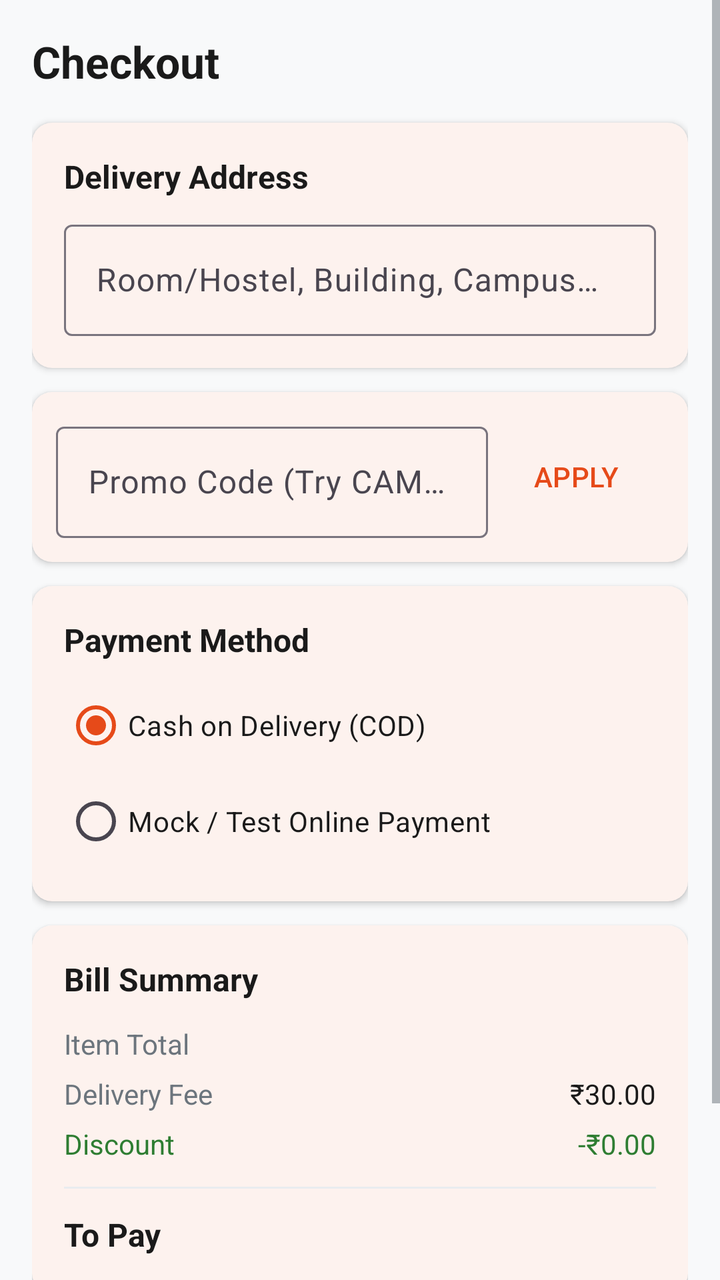
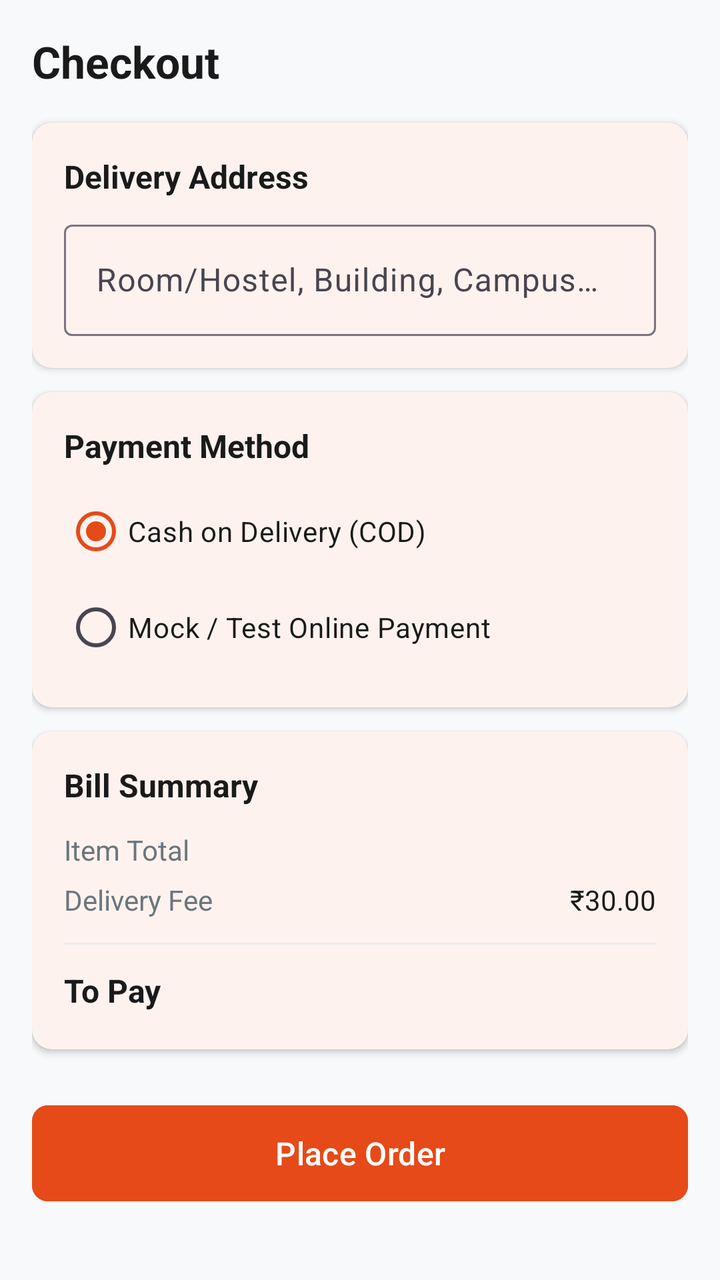

Compare the two renders of this Android layout. The source of the first and the diff that turns it into the second are given below.
<!-- AndroidManifest.xml: application theme Theme.FoodApplication -->
<!-- res/layout/activity_checkout.xml -->
<?xml version="1.0" encoding="utf-8"?>
<ScrollView xmlns:android="http://schemas.android.com/apk/res/android"
    xmlns:app="http://schemas.android.com/apk/res-auto"
    android:id="@+id/mainRoot"
    android:layout_width="match_parent"
    android:layout_height="match_parent"
    android:fillViewport="true"
    android:background="@color/bg_light">

    <LinearLayout
        android:layout_width="match_parent"
        android:layout_height="wrap_content"
        android:orientation="vertical"
        android:padding="16dp">

        <TextView
            android:layout_width="wrap_content"
            android:layout_height="wrap_content"
            android:text="Checkout"
            android:textColor="@color/text_dark"
            android:textSize="22sp"
            android:textStyle="bold" />

        
        <com.google.android.material.card.MaterialCardView
            android:layout_width="match_parent"
            android:layout_height="wrap_content"
            android:layout_marginTop="16dp"
            app:cardBackgroundColor="@color/card_bg"
            app:cardCornerRadius="10dp"
            app:cardElevation="2dp"
            app:strokeWidth="0dp">

            <LinearLayout
                android:layout_width="match_parent"
                android:layout_height="wrap_content"
                android:orientation="vertical"
                android:padding="16dp">

                <TextView
                    android:layout_width="wrap_content"
                    android:layout_height="wrap_content"
                    android:text="Delivery Address"
                    android:textColor="@color/text_dark"
                    android:textSize="16sp"
                    android:textStyle="bold" />

                <com.google.android.material.textfield.TextInputLayout
                    style="@style/Widget.Material3.TextInputLayout.OutlinedBox"
                    android:layout_width="match_parent"
                    android:layout_height="wrap_content"
                    android:layout_marginTop="8dp"
                    android:hint="Room/Hostel, Building, Campus Block">

                    <com.google.android.material.textfield.TextInputEditText
                        android:id="@+id/etAddress"
                        android:layout_width="match_parent"
                        android:layout_height="wrap_content"
                        android:textColor="@color/text_dark"
                        android:inputType="textPostalAddress" />
                </com.google.android.material.textfield.TextInputLayout>

            </LinearLayout>

        </com.google.android.material.card.MaterialCardView>

        
        <com.google.android.material.card.MaterialCardView
            android:layout_width="match_parent"
            android:layout_height="wrap_content"
            android:layout_marginTop="12dp"
            app:cardBackgroundColor="@color/card_bg"
            app:cardCornerRadius="10dp"
            app:cardElevation="2dp"
            app:strokeWidth="0dp">

            <LinearLayout
                android:layout_width="match_parent"
                android:layout_height="wrap_content"
                android:gravity="center_vertical"
                android:orientation="horizontal"
                android:padding="12dp">

                <com.google.android.material.textfield.TextInputLayout
                    style="@style/Widget.Material3.TextInputLayout.OutlinedBox"
                    android:layout_width="0dp"
                    android:layout_height="wrap_content"
                    android:layout_weight="1"
                    android:hint="Promo Code (Try CAMPUS50)">

                    <com.google.android.material.textfield.TextInputEditText
                        android:id="@+id/etCoupon"
                        android:layout_width="match_parent"
                        android:layout_height="wrap_content"
                        android:textColor="@color/text_dark"
                        android:inputType="textCapCharacters" />
                </com.google.android.material.textfield.TextInputLayout>

                <Button
                    android:id="@+id/btnApplyCoupon"
                    style="@style/Widget.Material3.Button.TextButton"
                    android:layout_width="wrap_content"
                    android:layout_height="wrap_content"
                    android:text="APPLY"
                    android:textColor="@color/primary" />

            </LinearLayout>

        </com.google.android.material.card.MaterialCardView>

        
        <com.google.android.material.card.MaterialCardView
            android:layout_width="match_parent"
            android:layout_height="wrap_content"
            android:layout_marginTop="12dp"
            app:cardBackgroundColor="@color/card_bg"
            app:cardCornerRadius="10dp"
            app:cardElevation="2dp"
            app:strokeWidth="0dp">

            <LinearLayout
                android:layout_width="match_parent"
                android:layout_height="wrap_content"
                android:orientation="vertical"
                android:padding="16dp">

                <TextView
                    android:layout_width="wrap_content"
                    android:layout_height="wrap_content"
                    android:text="Payment Method"
                    android:textColor="@color/text_dark"
                    android:textSize="16sp"
                    android:textStyle="bold" />

                <RadioGroup
                    android:id="@+id/rgPaymentMethod"
                    android:layout_width="match_parent"
                    android:layout_height="wrap_content"
                    android:layout_marginTop="8dp">

                    <RadioButton
                        android:id="@+id/rbCOD"
                        android:layout_width="match_parent"
                        android:layout_height="wrap_content"
                        android:checked="true"
                        android:text="Cash on Delivery (COD)"
                        android:textColor="@color/text_dark" />

                    <RadioButton
                        android:id="@+id/rbMockPayment"
                        android:layout_width="match_parent"
                        android:layout_height="wrap_content"
                        android:text="Mock / Test Online Payment"
                        android:textColor="@color/text_dark" />
                </RadioGroup>

            </LinearLayout>

        </com.google.android.material.card.MaterialCardView>

        
        <com.google.android.material.card.MaterialCardView
            android:layout_width="match_parent"
            android:layout_height="wrap_content"
            android:layout_marginTop="12dp"
            app:cardBackgroundColor="@color/card_bg"
            app:cardCornerRadius="10dp"
            app:cardElevation="2dp"
            app:strokeWidth="0dp">

            <LinearLayout
                android:layout_width="match_parent"
                android:layout_height="wrap_content"
                android:orientation="vertical"
                android:padding="16dp">

                <TextView
                    android:layout_width="wrap_content"
                    android:layout_height="wrap_content"
                    android:text="Bill Summary"
                    android:textColor="@color/text_dark"
                    android:textSize="16sp"
                    android:textStyle="bold" />

                <RelativeLayout
                    android:layout_width="match_parent"
                    android:layout_height="wrap_content"
                    android:layout_marginTop="12dp">

                    <TextView
                        android:layout_width="wrap_content"
                        android:layout_height="wrap_content"
                        android:text="Item Total"
                        android:textColor="@color/text_muted" />

                    <TextView
                        android:id="@+id/tvSubtotal"
                        android:layout_width="wrap_content"
                        android:layout_height="wrap_content"
                        android:layout_alignParentEnd="true"
                        android:textColor="@color/text_dark" />
                </RelativeLayout>

                <RelativeLayout
                    android:layout_width="match_parent"
                    android:layout_height="wrap_content"
                    android:layout_marginTop="6dp">

                    <TextView
                        android:layout_width="wrap_content"
                        android:layout_height="wrap_content"
                        android:text="Delivery Fee"
                        android:textColor="@color/text_muted" />

                    <TextView
                        android:id="@+id/tvDeliveryFee"
                        android:layout_width="wrap_content"
                        android:layout_height="wrap_content"
                        android:layout_alignParentEnd="true"
                        android:text="₹30.00"
                        android:textColor="@color/text_dark" />
                </RelativeLayout>

                <RelativeLayout
                    android:layout_width="match_parent"
                    android:layout_height="wrap_content"
                    android:layout_marginTop="6dp">

                    <TextView
                        android:layout_width="wrap_content"
                        android:layout_height="wrap_content"
                        android:text="Discount"
                        android:textColor="@color/green_success" />

                    <TextView
                        android:id="@+id/tvDiscount"
                        android:layout_width="wrap_content"
                        android:layout_height="wrap_content"
                        android:layout_alignParentEnd="true"
                        android:text="-₹0.00"
                        android:textColor="@color/green_success" />
                </RelativeLayout>

                <View
                    android:layout_width="match_parent"
                    android:layout_height="1dp"
                    android:layout_marginVertical="12dp"
                    android:background="@color/divider" />

                <RelativeLayout
                    android:layout_width="match_parent"
                    android:layout_height="wrap_content">

                    <TextView
                        android:layout_width="wrap_content"
                        android:layout_height="wrap_content"
                        android:text="To Pay"
                        android:textColor="@color/text_dark"
                        android:textSize="16sp"
                        android:textStyle="bold" />

                    <TextView
                        android:id="@+id/tvTotalToPay"
                        android:layout_width="wrap_content"
                        android:layout_height="wrap_content"
                        android:layout_alignParentEnd="true"
                        android:textColor="@color/primary"
                        android:textSize="18sp"
                        android:textStyle="bold" />
                </RelativeLayout>

            </LinearLayout>

        </com.google.android.material.card.MaterialCardView>

        <com.google.android.material.button.MaterialButton
            android:id="@+id/btnPlaceOrder"
            android:layout_width="match_parent"
            android:layout_height="56dp"
            android:layout_marginTop="24dp"
            android:backgroundTint="@color/primary"
            android:text="Place Order"
            android:textColor="@color/white"
            android:textSize="16sp"
            app:cornerRadius="8dp" />

    </LinearLayout>

</ScrollView>
<!-- resources referenced by this layout -->
<resources>
  <color name="bg_light">#F8F9FA</color>
  <color name="card_bg">#FFFFFF</color>
  <color name="divider">#E9ECEF</color>
  <color name="green_success">#2E7D32</color>
  <color name="primary">#E64A19</color>
  <color name="text_dark">#1A1A1A</color>
  <color name="text_muted">#6C757D</color>
  <color name="white">#FFFFFF</color>
  <style name="Theme.FoodApplication" parent="Base.Theme.FoodApplication" />
  <style name="Base.Theme.FoodApplication" parent="Theme.Material3.DayNight.NoActionBar">
          <item name="colorPrimary">@color/primary</item>
          <item name="colorPrimaryDark">@color/primary_dark</item>
          <item name="colorAccent">@color/accent</item>
          <item name="android:windowBackground">@color/bg_light</item>
          <item name="colorSurface">@color/card_bg</item>
          <item name="colorOnSurface">@color/text_dark</item>
          <item name="android:textColorPrimary">@color/text_dark</item>
          <item name="android:textColorSecondary">@color/text_muted</item>
      </style>
  <color name="primary_dark">#D84315</color>
  <color name="accent">#FF7043</color>
</resources>

<!-- the commit's change to res/layout/activity_checkout.xml (unified diff, before → after) -->
@@ -77,32 +77,38 @@
             <LinearLayout
                 android:layout_width="match_parent"
                 android:layout_height="wrap_content"
-                android:gravity="center_vertical"
-                android:orientation="horizontal"
-                android:padding="12dp">
-
-                <com.google.android.material.textfield.TextInputLayout
-                    style="@style/Widget.Material3.TextInputLayout.OutlinedBox"
-                    android:layout_width="0dp"
-                    android:layout_height="wrap_content"
-                    android:layout_weight="1"
-                    android:hint="Promo Code (Try CAMPUS50)">
-
-                    <com.google.android.material.textfield.TextInputEditText
-                        android:id="@+id/etCoupon"
+                android:orientation="vertical"
+                android:padding="16dp">
+
+                <TextView
+                    android:layout_width="wrap_content"
+                    android:layout_height="wrap_content"
+                    android:text="Payment Method"
+                    android:textColor="@color/text_dark"
+                    android:textSize="16sp"
+                    android:textStyle="bold" />
+
+                <RadioGroup
+                    android:id="@+id/rgPaymentMethod"
+                    android:layout_width="match_parent"
+                    android:layout_height="wrap_content"
+                    android:layout_marginTop="8dp">
+
+                    <RadioButton
+                        android:id="@+id/rbCOD"
                         android:layout_width="match_parent"
                         android:layout_height="wrap_content"
-                        android:textColor="@color/text_dark"
-                        android:inputType="textCapCharacters" />
-                </com.google.android.material.textfield.TextInputLayout>
-
-                <Button
-                    android:id="@+id/btnApplyCoupon"
-                    style="@style/Widget.Material3.Button.TextButton"
-                    android:layout_width="wrap_content"
-                    android:layout_height="wrap_content"
-                    android:text="APPLY"
-                    android:textColor="@color/primary" />
+                        android:checked="true"
+                        android:text="Cash on Delivery (COD)"
+                        android:textColor="@color/text_dark" />
+
+                    <RadioButton
+                        android:id="@+id/rbMockPayment"
+                        android:layout_width="match_parent"
+                        android:layout_height="wrap_content"
+                        android:text="Mock / Test Online Payment"
+                        android:textColor="@color/text_dark" />
+                </RadioGroup>
 
             </LinearLayout>
 
@@ -127,56 +133,6 @@
                 <TextView
                     android:layout_width="wrap_content"
                     android:layout_height="wrap_content"
-                    android:text="Payment Method"
-                    android:textColor="@color/text_dark"
-                    android:textSize="16sp"
-                    android:textStyle="bold" />
-
-                <RadioGroup
-                    android:id="@+id/rgPaymentMethod"
-                    android:layout_width="match_parent"
-                    android:layout_height="wrap_content"
-                    android:layout_marginTop="8dp">
-
-                    <RadioButton
-                        android:id="@+id/rbCOD"
-                        android:layout_width="match_parent"
-                        android:layout_height="wrap_content"
-                        android:checked="true"
-                        android:text="Cash on Delivery (COD)"
-                        android:textColor="@color/text_dark" />
-
-                    <RadioButton
-                        android:id="@+id/rbMockPayment"
-                        android:layout_width="match_parent"
-                        android:layout_height="wrap_content"
-                        android:text="Mock / Test Online Payment"
-                        android:textColor="@color/text_dark" />
-                </RadioGroup>
-
-            </LinearLayout>
-
-        </com.google.android.material.card.MaterialCardView>
-
-        
-        <com.google.android.material.card.MaterialCardView
-            android:layout_width="match_parent"
-            android:layout_height="wrap_content"
-            android:layout_marginTop="12dp"
-            app:cardBackgroundColor="@color/card_bg"
-            app:cardCornerRadius="10dp"
-            app:cardElevation="2dp"
-            app:strokeWidth="0dp">
-
-            <LinearLayout
-                android:layout_width="match_parent"
-                android:layout_height="wrap_content"
-                android:orientation="vertical"
-                android:padding="16dp">
-
-                <TextView
-                    android:layout_width="wrap_content"
-                    android:layout_height="wrap_content"
                     android:text="Bill Summary"
                     android:textColor="@color/text_dark"
                     android:textSize="16sp"
@@ -219,26 +175,6 @@
                         android:layout_alignParentEnd="true"
                         android:text="₹30.00"
                         android:textColor="@color/text_dark" />
-                </RelativeLayout>
-
-                <RelativeLayout
-                    android:layout_width="match_parent"
-                    android:layout_height="wrap_content"
-                    android:layout_marginTop="6dp">
-
-                    <TextView
-                        android:layout_width="wrap_content"
-                        android:layout_height="wrap_content"
-                        android:text="Discount"
-                        android:textColor="@color/green_success" />
-
-                    <TextView
-                        android:id="@+id/tvDiscount"
-                        android:layout_width="wrap_content"
-                        android:layout_height="wrap_content"
-                        android:layout_alignParentEnd="true"
-                        android:text="-₹0.00"
-                        android:textColor="@color/green_success" />
                 </RelativeLayout>
 
                 <View
<!-- resource entries referenced after the edit -->
@@ -3,7 +3,6 @@
   <color name="bg_light">#F8F9FA</color>
   <color name="card_bg">#FFFFFF</color>
   <color name="divider">#E9ECEF</color>
-  <color name="green_success">#2E7D32</color>
   <color name="primary">#E64A19</color>
   <color name="text_dark">#1A1A1A</color>
   <color name="text_muted">#6C757D</color>
